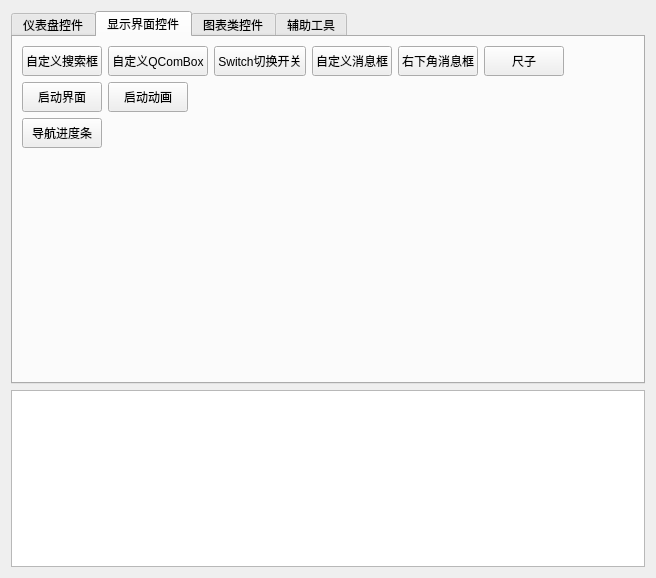
Qt form Exmaple/examplewidget.ui (kevinlq/LQFramKit) before a commit.
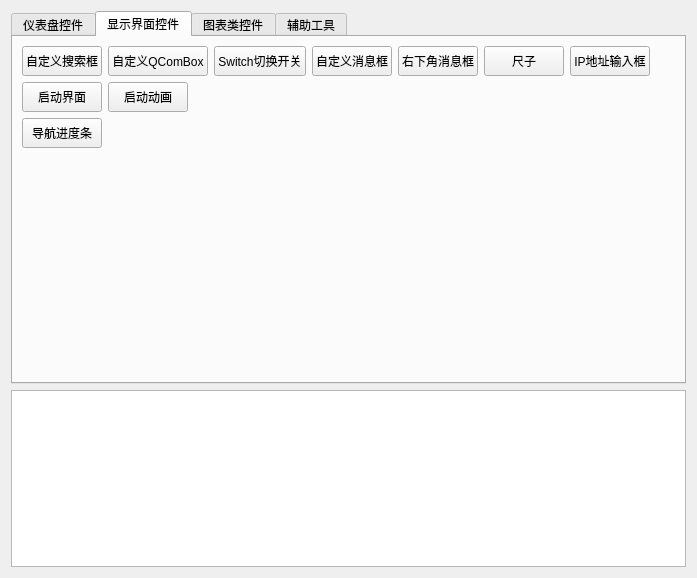
The same form after that commit.

Commit message: 添加了IP地址输入框控件

Diff of the .ui file:
```diff
--- a/Exmaple/examplewidget.ui
+++ b/Exmaple/examplewidget.ui
@@ -6,7 +6,7 @@
    <rect>
     <x>0</x>
     <y>0</y>
-    <width>656</width>
+    <width>697</width>
     <height>578</height>
    </rect>
   </property>
@@ -288,6 +288,19 @@
              </property>
             </widget>
            </item>
+           <item>
+            <widget class="QPushButton" name="pushButton_22">
+             <property name="minimumSize">
+              <size>
+               <width>0</width>
+               <height>30</height>
+              </size>
+             </property>
+             <property name="text">
+              <string>IP地址输入框</string>
+             </property>
+            </widget>
+           </item>
            <item>
             <spacer name="horizontalSpacer">
              <property name="orientation">
```
The commit also changes 13 other files.
